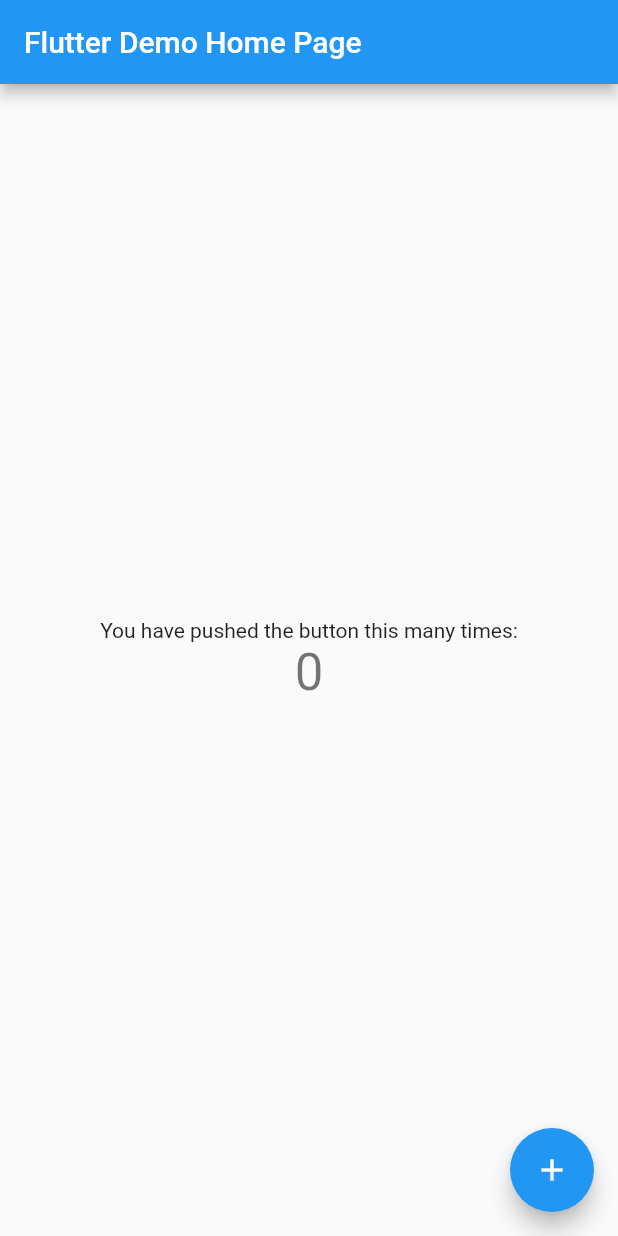
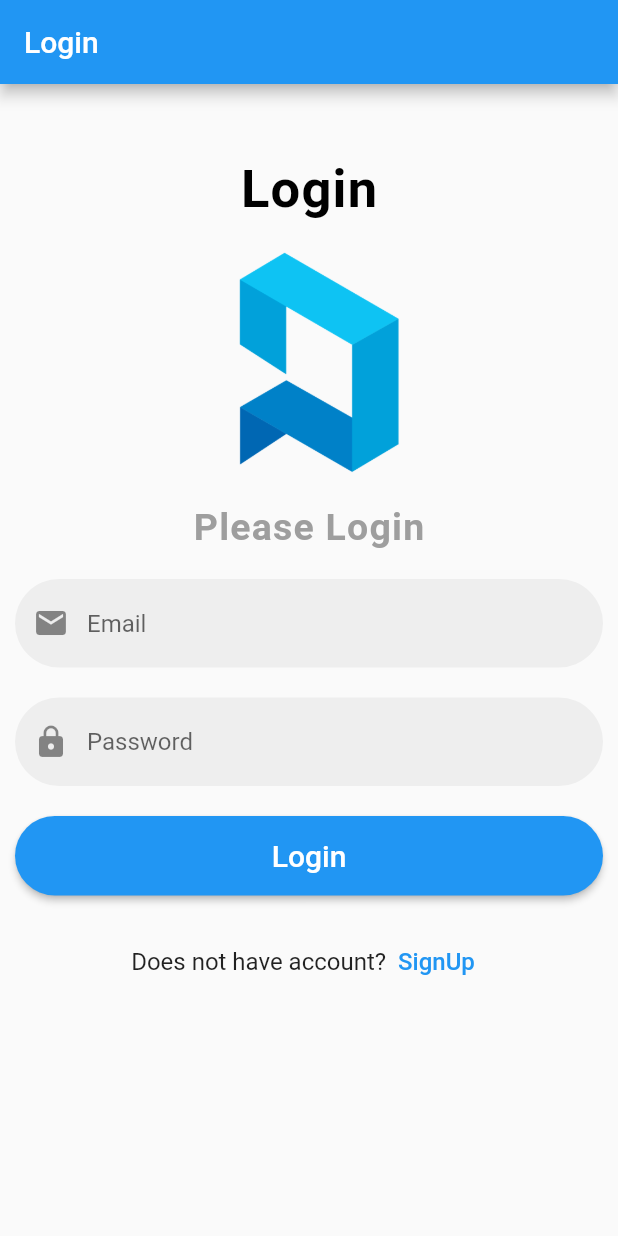
Before and after one commit to khanh307/note_management_system, a Flutter app: the screen it shows after launch, on a phone screen of 412 x 824 dp. Run offline on Flutter 3.47's test engine with Material 2 defaults, Android fonts, the phone set to English and light mode, and no system bars; our stand-ins replace sqflite; accounts and stored records are empty.

Commit message:
done signin and signup

```diff
--- /dev/null
+++ b/lib/Login/signInPage.dart
@@ -0,0 +1,235 @@
+// ignore_for_file: prefer_const_constructors, prefer_const_literals_to_create_immutables, avoid_unnecessary_containers, sort_child_properties_last, use_build_context_synchronously
+
+import 'package:flutter/material.dart';
+import 'package:note_manangement_system/Database/sql_helper.dart';
+import 'package:note_manangement_system/Login/home.dart';
+import 'package:note_manangement_system/Register/signUpPage.dart';
+
+class SignInPage extends StatelessWidget {
+  const SignInPage({super.key});
+
+  @override
+  Widget build(BuildContext context) {
+    return MaterialApp(
+      debugShowCheckedModeBanner: false,
+      home: SignInHome(),
+    );
+  }
+}
+
+class SignInHome extends StatefulWidget {
+  const SignInHome({super.key});
+
+  @override
+  State<SignInHome> createState() => _SignInHomeState();
+}
+
+class _SignInHomeState extends State<SignInHome> {
+  final _formKey = GlobalKey<FormState>();
+  final _emailController = TextEditingController();
+  final _passwordController = TextEditingController();
+
+  @override
+  void dispose() {
+    // TODO: implement dispose
+    super.dispose();
+    _emailController.dispose();
+    _passwordController.dispose();
+  }
+
+  // function Login
+  void _login() async {
+    String email = _emailController.text;
+    String password = _passwordController.text;
+
+    // Check the input data
+    if (_formKey.currentState!.validate()) {
+      // Get a list of users from the database
+      List<Map<String, dynamic>> users = await SQLHelper.getUsers();
+      bool isLoggedIn = false;
+
+      for (var user in users) {
+        //Check the email and password entered with the data in the database
+        if (user['email'] == email && user['password'] == password) {
+          isLoggedIn = true;
+          break;
+        }
+      }
+      if (isLoggedIn) {
+        // If the login information is correct, go to the main page of the application
+        Navigator.pushReplacement(
+          context,
+          MaterialPageRoute(builder: (context) => HomePage()),
+        );
+      } else {
+        ScaffoldMessenger.of(context).showSnackBar(
+          SnackBar(
+            content: Text('Login Failed'),
+            duration: Duration(seconds: 3),
+          ),
+        );
+      }
+    }
+  }
+
+  @override
+  Widget build(BuildContext context) {
+    return Scaffold(
+      appBar: AppBar(
+        title: const Text('Login'),
+      ),
+      body: SingleChildScrollView(
+        scrollDirection: Axis.vertical,
+        child: Container(
+          child: Center(
+            child: Column(
+              mainAxisAlignment: MainAxisAlignment.center,
+              children: [
+                SizedBox(
+                  height: 50,
+                ),
+                const Text(
+                  'Login',
+                  style: TextStyle(
+                    fontWeight: FontWeight.bold,
+                    color: Colors.black,
+                    fontSize: 35,
+                    letterSpacing: 0.8,
+                  ),
+                ),
+                SizedBox(
+                  height: 20,
+                ),
+                Image.asset(
+                  'assets/images/logo_small.png',
+                  height: 150,
+                ),
+                SizedBox(
+                  height: 20,
+                ),
+                const Text(
+                  'Please Login',
+                  style: TextStyle(
+                    fontSize: 25,
+                    color: Colors.grey,
+                    fontWeight: FontWeight.bold,
+                    letterSpacing: 0.8,
+                  ),
+                ),
+                Container(
+                    margin: EdgeInsets.only(top: 20),
+                    padding: EdgeInsets.symmetric(horizontal: 10),
+                    child: Form(
+                      key: _formKey,
+                      child: Column(
+                        children: [
+                          TextFormField(
+                            controller: _emailController,
+                            decoration: InputDecoration(
+                              enabledBorder: OutlineInputBorder(
+                                  borderRadius:
+                                      BorderRadius.all(Radius.circular(40)),
+                                  borderSide: BorderSide.none),
+                              focusedBorder: OutlineInputBorder(
+                                borderRadius:
+                                    BorderRadius.all(Radius.circular(40)),
+                                borderSide: BorderSide(color: Colors.blue),
+                              ),
+                              prefixIcon: Icon(Icons.email),
+                              hintText: 'Email',
+                              fillColor: Colors.grey[200],
+                              filled: true,
+                            ),
+                            validator: (value) {
+                              if (value == null || value.isEmpty) {
+                                return 'Please enter your email';
+                              }
+
+                              if (!isValidEmail(value)) {
+                                return 'Incorrect email format';
+                              }
+                              return null;
+                            },
+                          ),
+                          SizedBox(
+                            height: 20,
+                          ),
+                          TextFormField(
+                            controller: _passwordController,
+                            obscureText: true,
+                            decoration: InputDecoration(
+                              enabledBorder: OutlineInputBorder(
+                                  borderRadius:
+                                      BorderRadius.all(Radius.circular(40)),
+                                  borderSide: BorderSide.none),
+                              focusedBorder: OutlineInputBorder(
+                                borderRadius:
+                                    BorderRadius.all(Radius.circular(40)),
+                                borderSide: BorderSide(color: Colors.blue),
+                              ),
+                              prefixIcon: Icon(Icons.lock),
+                              hintText: 'Password',
+                              fillColor: Colors.grey[200],
+                              filled: true,
+                            ),
+                            validator: (value) {
+                              if (value == null || value.isEmpty) {
+                                return 'Please enter your password';
+                              }
+                            },
+                          ),
+                        ],
+                      ),
+                    )),
+                Container(
+                  margin: EdgeInsets.only(top: 20),
+                  padding: EdgeInsets.symmetric(horizontal: 10),
+                  width: double.infinity,
+                  child: ElevatedButton(
+                    onPressed: () {
+                      _login();
+                    },
+                    child: Text(
+                      'Login',
+                      style: TextStyle(color: Colors.white, fontSize: 20),
+                    ),
+                    style: ElevatedButton.styleFrom(
+                        shape: RoundedRectangleBorder(
+                          borderRadius: BorderRadius.circular(40),
+                        ),
+                        padding: EdgeInsets.symmetric(vertical: 15)),
+                  ),
+                ),
+                Container(
+                  margin: EdgeInsets.only(
+                    top: 20,
+                  ),
+                  child: Row(
+                    mainAxisAlignment: MainAxisAlignment.center,
+                    children: [
+                      Text(
+                        'Does not have account?',
+                        style: TextStyle(fontSize: 16),
+                      ),
+                      TextButton(
+                          onPressed: () {
+                            Navigator.push(
+                                context,
+                                MaterialPageRoute(
+                                    builder: (_) => SignUpPage()));
+                          },
+                          child: const Text(
+                            'SignUp',
+                            style: TextStyle(fontSize: 16),
+                          )),
+                    ],
+                  ),
+                ),
+              ],
+            ),
+          ),
+        ),
+      ),
+    );
+  }
+}
--- /dev/null
+++ b/lib/Model/userModel.dart
@@ -0,0 +1,15 @@
+class UserModel {
+  int? id;
+  String? email;
+  String? password;
+
+  UserModel({this.id, this.email, this.password});
+
+  Map<String, dynamic> toMap() {
+    return{
+      'id': id,
+      'email': email,
+      'password': password,
+    };
+  }
+}
--- a/lib/main.dart
+++ b/lib/main.dart
@@ -1,5 +1,6 @@
 import 'package:flutter/material.dart';
-import 'package:note_manangement_system/database/sql_helper.dart';
+
+import 'Login/signInPage.dart';
 
 void main() {
   runApp(const MyApp());
@@ -12,105 +13,11 @@
   @override
   Widget build(BuildContext context) {
     return MaterialApp(
-      title: 'Flutter Demo',
+      debugShowCheckedModeBanner: false,
       theme: ThemeData(
-        // This is the theme of your application.
-        //
-        // Try running your application with "flutter run". You'll see the
-        // application has a blue toolbar. Then, without quitting the app, try
-        // changing the primarySwatch below to Colors.green and then invoke
-        // "hot reload" (press "r" in the console where you ran "flutter run",
-        // or simply save your changes to "hot reload" in a Flutter IDE).
-        // Notice that the counter didn't reset back to zero; the application
-        // is not restarted.
         primarySwatch: Colors.blue,
       ),
-      home: const MyHomePage(title: 'Flutter Demo Home Page'),
+      home: const SignInPage(),
     );
   }
 }
-
-class MyHomePage extends StatefulWidget {
-  const MyHomePage({super.key, required this.title});
-
-  // This widget is the home page of your application. It is stateful, meaning
-  // that it has a State object (defined below) that contains fields that affect
-  // how it looks.
-
-  // This class is the configuration for the state. It holds the values (in this
-  // case the title) provided by the parent (in this case the App widget) and
-  // used by the build method of the State. Fields in a Widget subclass are
-  // always marked "final".
-
-  final String title;
-
-  @override
-  State<MyHomePage> createState() => _MyHomePageState();
-}
-
-class _MyHomePageState extends State<MyHomePage> {
-  int _counter = 0;
-
-  void _incrementCounter() {
-    setState(() {
-      // This call to setState tells the Flutter framework that something has
-      // changed in this State, which causes it to rerun the build method below
-      // so that the display can reflect the updated values. If we changed
-      // _counter without calling setState(), then the build method would not be
-      // called again, and so nothing would appear to happen.
-      _counter++;
-    });
-  }
-
-  @override
-  Widget build(BuildContext context) {
-    // This method is rerun every time setState is called, for instance as done
-    // by the _incrementCounter method above.
-    //
-    // The Flutter framework has been optimized to make rerunning build methods
-    // fast, so that you can just rebuild anything that needs updating rather
-    // than having to individually change instances of widgets.
-    return Scaffold(
-      appBar: AppBar(
-        // Here we take the value from the MyHomePage object that was created by
-        // the App.build method, and use it to set our appbar title.
-        title: Text(widget.title),
-      ),
-      body: Center(
-        // Center is a layout widget. It takes a single child and positions it
-        // in the middle of the parent.
-        child: Column(
-          // Column is also a layout widget. It takes a list of children and
-          // arranges them vertically. By default, it sizes itself to fit its
-          // children horizontally, and tries to be as tall as its parent.
-          //
-          // Invoke "debug painting" (press "p" in the console, choose the
-          // "Toggle Debug Paint" action from the Flutter Inspector in Android
-          // Studio, or the "Toggle Debug Paint" command in Visual Studio Code)
-          // to see the wireframe for each widget.
-          //
-          // Column has various properties to control how it sizes itself and
-          // how it positions its children. Here we use mainAxisAlignment to
-          // center the children vertically; the main axis here is the vertical
-          // axis because Columns are vertical (the cross axis would be
-          // horizontal).
-          mainAxisAlignment: MainAxisAlignment.center,
-          children: <Widget>[
-            const Text(
-              'You have pushed the button this many times:',
-            ),
-            Text(
-              '$_counter',
-              style: Theme.of(context).textTheme.headline4,
-            ),
-          ],
-        ),
-      ),
-      floatingActionButton: FloatingActionButton(
-        onPressed: _incrementCounter,
-        tooltip: 'Increment',
-        child: const Icon(Icons.add),
-      ), // This trailing comma makes auto-formatting nicer for build methods.
-    );
-  }
-}
--- a/pubspec.yaml
+++ b/pubspec.yaml
@@ -62,7 +62,7 @@
   uses-material-design: true
 
   assets:
-    - images/
+    - assets/images/logo_small.png
 
   # To add assets to your application, add an assets section, like this:
   # assets:
```
Also changed, not shown: lib/Login/home.dart (added, +36 -0 lines), lib/Register/signUpPage.dart (added, +291 -0 lines), lib/database/sql_helper.dart (+20 -1 lines), assets/images/logo_small.png (added), pubspec.lock.
